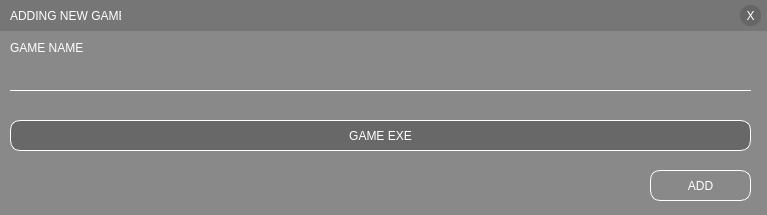
Before: the Qt Designer form newgame.ui in illud/crono, drawn with Qt 5.
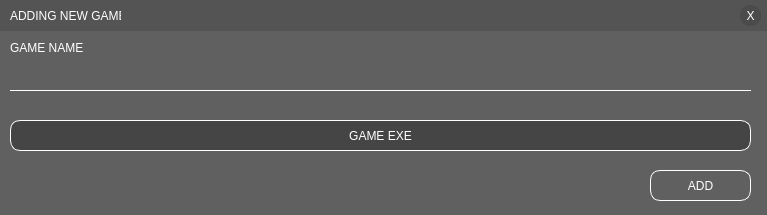
After: the same form once the commit is applied.

Commit message: color to cards changed

The edit to the form file:
```diff
--- a/newgame.ui
+++ b/newgame.ui
@@ -17,7 +17,8 @@
    <double>0.900000000000000</double>
   </property>
   <property name="styleSheet">
-   <string notr="true">background-color: rgba(33, 33, 33, 80); </string>
+   <string notr="true">/*background-color: rgba(33, 33, 33, 80); */
+background-color: rgba(44, 44, 44, 128);</string>
   </property>
   <widget class="QLineEdit" name="gameName">
    <property name="geometry">
```
The commit also changes 8 other files.
